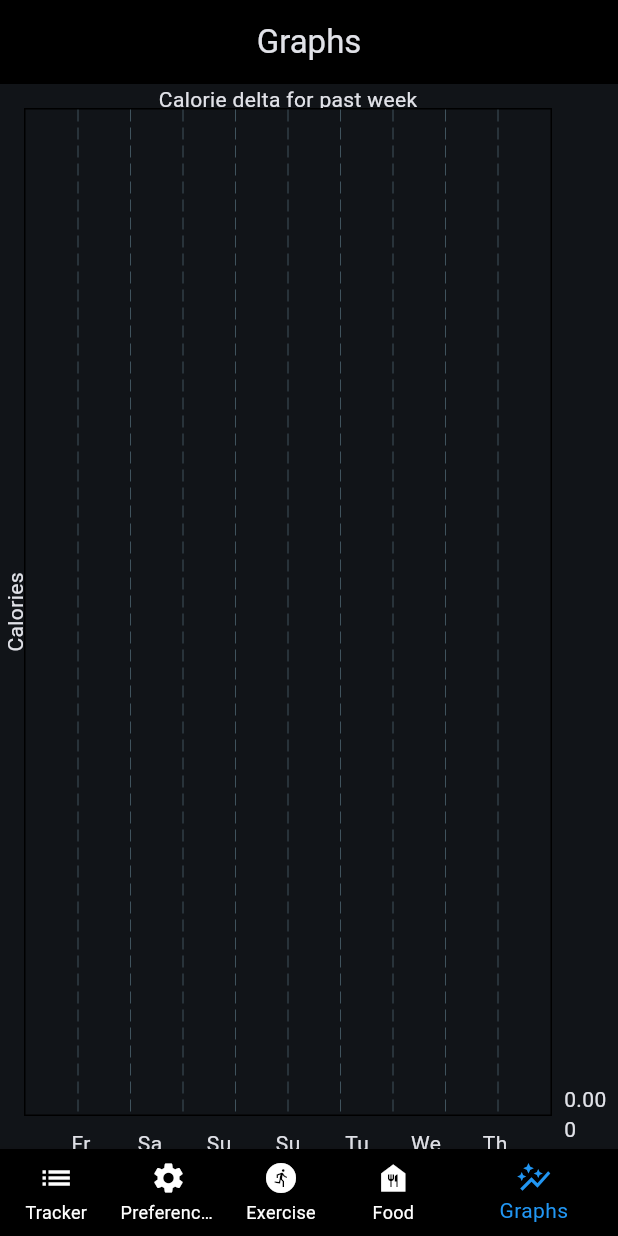
After one commit to r2andrew/caloreasy, a Flutter app: the screen it shows after launch, item 5 of the bottom bar chosen, on a phone screen of 412 x 824 dp. The commit adds this screen. Run offline on Flutter 3.47's test engine with Material 3 defaults, Android fonts, the phone set to English and light mode, and no system bars; drawn by our look-alikes of fl_chart; our stand-ins replace flutter_local_notifications, flutter_slidable, hive, hive_flutter; missing offline and left inert: android_alarm_manager_plus, openfoodfacts; accounts and stored records are empty.

Commit message:
view graph

```diff
--- a/lib/database/local_database.dart
+++ b/lib/database/local_database.dart
@@ -115,6 +115,48 @@
   String generateId() => String.fromCharCodes(Iterable.generate(
       24, (_) => _chars.codeUnitAt(_rnd.nextInt(_chars.length))));
 
+
+  Map calcNutrientsConsumedForDay(selectedDate) {
+
+    int caloriesConsumed = 0;
+    int caloriesBurned = 0;
+    int proteinConsumed = 0;
+    int carbsConsumed = 0;
+    int fatConsumed = 0;
+
+    var times = ['Morning', 'Afternoon', 'Evening'];
+
+    for (var time in times) {
+      var foodList = getFoodEntriesForDate(selectedDate)[time] ?? [];
+      for (var food in foodList) {
+        caloriesConsumed +=
+            (food.nutriments!.getComputedKJ(PerSize.oneHundredGrams) ?? 0 *
+                (int.parse(food.quantity!) / 100)).toInt();
+        proteinConsumed +=
+            (food.nutriments!.getValue(Nutrient.proteins, PerSize.oneHundredGrams) ?? 0 *
+                (int.parse(food.quantity!) / 100)).toInt();
+        carbsConsumed +=
+            (food.nutriments!.getValue(Nutrient.carbohydrates, PerSize.oneHundredGrams) ?? 0 *
+                (int.parse(food.quantity!) / 100)).toInt();
+        fatConsumed +=
+            (food.nutriments!.getValue(Nutrient.fat, PerSize.oneHundredGrams) ?? 0 *
+                (int.parse(food.quantity!) / 100)).toInt();
+      }
+    }
+    var exerciseList = getExerciseEntriesForDate(selectedDate);
+    for (var exercise in exerciseList) {
+      caloriesBurned += exercise.calBurned;
+    }
+
+    return {
+      'caloriesConsumed' : caloriesConsumed,
+      'caloriesBurned' : caloriesBurned,
+      'proteinConsumed' : proteinConsumed,
+      'carbsConsumed' : carbsConsumed,
+      'fatConsumed' : fatConsumed
+    };
+  }
+
   /*
   * EXERCISES METHODS
   * */
--- a/lib/pages/base_page.dart
+++ b/lib/pages/base_page.dart
@@ -1,5 +1,6 @@
 import 'package:caloreasy/pages/add_exercise.dart';
 import 'package:caloreasy/pages/add_food.dart';
+import 'package:caloreasy/pages/graphs.dart';
 import 'package:caloreasy/pages/preferences.dart';
 import 'package:caloreasy/pages/tracker.dart';
 import 'package:flutter/material.dart';
@@ -57,6 +58,8 @@
         return AddFoodPage(
             selectedDate: selectedDate.toString()
         );
+      case 4:
+        return GraphsPage();
       default:
         return TrackerPage(updateDate: updateDate, selectedDate: selectedDate);
     }
@@ -80,6 +83,10 @@
         icon: Icon(Icons.food_bank),
         label: 'Food'
     ),
+    BottomNavigationBarItem(
+        icon: Icon(Icons.auto_graph),
+        label: 'Graphs'
+    )
   ];
 
   @override
--- /dev/null
+++ b/lib/pages/graphs.dart
@@ -0,0 +1,119 @@
+import 'package:caloreasy/database/local_database.dart';
+import 'package:flutter/material.dart';
+import 'package:fl_chart/fl_chart.dart';
+
+class GraphsPage extends StatelessWidget {
+
+  GraphsPage({super.key});
+
+  LocalDatabase db = LocalDatabase();
+
+  DateTime today = DateTime.now()
+      .copyWith(hour: 0, minute: 0, second: 0, millisecond: 0, microsecond: 0);
+
+  List getCalorieDataForPastWeek() {
+
+    int modifier = 7;
+    List data = [];
+
+    for(var i = 0 ; i < 7; i++) {
+      DateTime date = today.subtract(Duration(days: modifier));
+
+
+      Map nutrientsForDay = db.calcNutrientsConsumedForDay(date.toString());
+      int caloriesForDay = nutrientsForDay['caloriesConsumed'] - nutrientsForDay['caloriesBurned'];
+
+      int goalCaloriesForDay = db.getPreferences(date.toString())['calories'];
+
+      data.add([caloriesForDay, goalCaloriesForDay, date.weekday]);
+
+      modifier--;
+    }
+
+    return data;
+  }
+
+  Color getBarColor(int caloriesConsumed, int goalCalories) {
+    double percentageFilled =
+    (caloriesConsumed / goalCalories);
+
+    if (percentageFilled.isInfinite) {
+      percentageFilled = 2;
+    } else if (percentageFilled.isNaN) {
+      percentageFilled = 0;
+    }
+
+    if (percentageFilled < 0.8 || percentageFilled > 1.1) {
+      return Colors.red;
+    }
+    return Colors.green;
+  }
+
+  List<BarChartGroupData> getBars() {
+
+    List<BarChartGroupData> data = [];
+
+    List calorieData = getCalorieDataForPastWeek();
+
+    for(int i = 0 ; i < 7; i++) {
+      data.add(
+        BarChartGroupData(
+          x: calorieData[i][2],
+          barRods: [
+            // consumed
+            BarChartRodData(
+                toY: calorieData[i][0].toDouble(),
+                color: getBarColor(calorieData[i][0], calorieData[i][1])
+            ),
+            // goal
+            BarChartRodData(toY: calorieData[i][1].toDouble()),
+          ]
+        )
+      );
+    }
+    return data;
+  }
+
+  @override
+  Widget build(BuildContext context) {
+    return Scaffold(
+      appBar: AppBar(
+        title: Center(child: Text('Graphs')),
+        backgroundColor: Colors.black,
+      ),
+      body: BarChart(
+        BarChartData(
+          titlesData: FlTitlesData(
+            leftTitles: AxisTitles(
+              axisNameWidget: Text('Calories')
+            ),
+            topTitles: AxisTitles(
+              axisNameWidget: Text('Calorie delta for past week')
+            ),
+            bottomTitles: AxisTitles(
+              sideTitles: SideTitles(
+                showTitles: true,
+                getTitlesWidget: (double value, TitleMeta meta) {
+                  return SideTitleWidget(
+                    meta: meta,
+                    child: switch(value) {
+                      0 => Text('Mo'),
+                      1 => Text('Tu'),
+                      2 => Text('We'),
+                      3 => Text('Th'),
+                      4 => Text('Fr'),
+                      5 => Text('Sa'),
+                      _ => Text('Su')
+                    }
+                  );
+                }
+              )
+            )
+          ),
+          barGroups: getBars()
+        ),
+
+      ),
+    );
+  }
+}
--- a/pubspec.yaml
+++ b/pubspec.yaml
@@ -42,6 +42,7 @@
   expandable: ^5.0.1
   flutter_local_notifications: ^18.0.1
   android_alarm_manager_plus: ^4.0.6
+  fl_chart: ^0.70.2
 
 dev_dependencies:
   flutter_test:
```
Also changed, not shown: lib/components/daily_stats.dart (+24 -55 lines), pubspec.lock.
